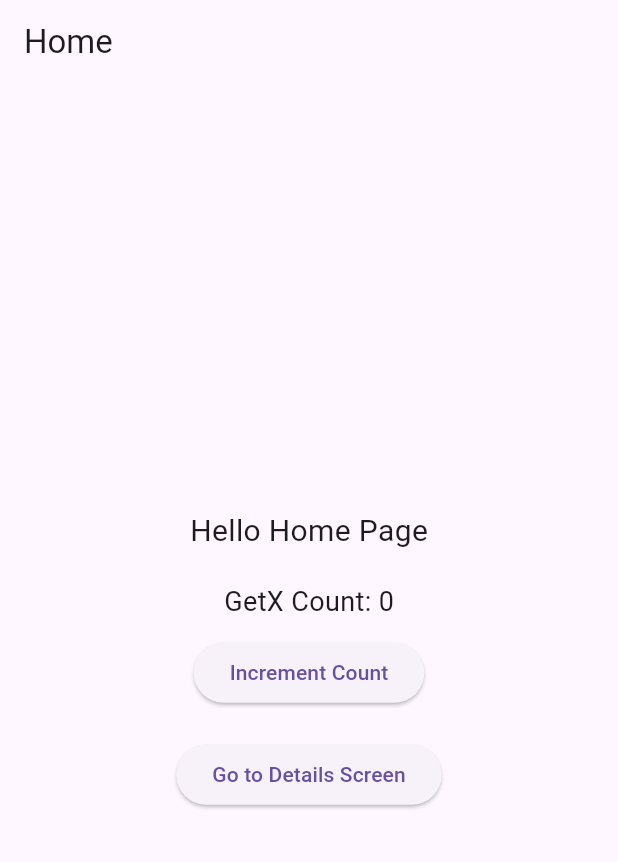
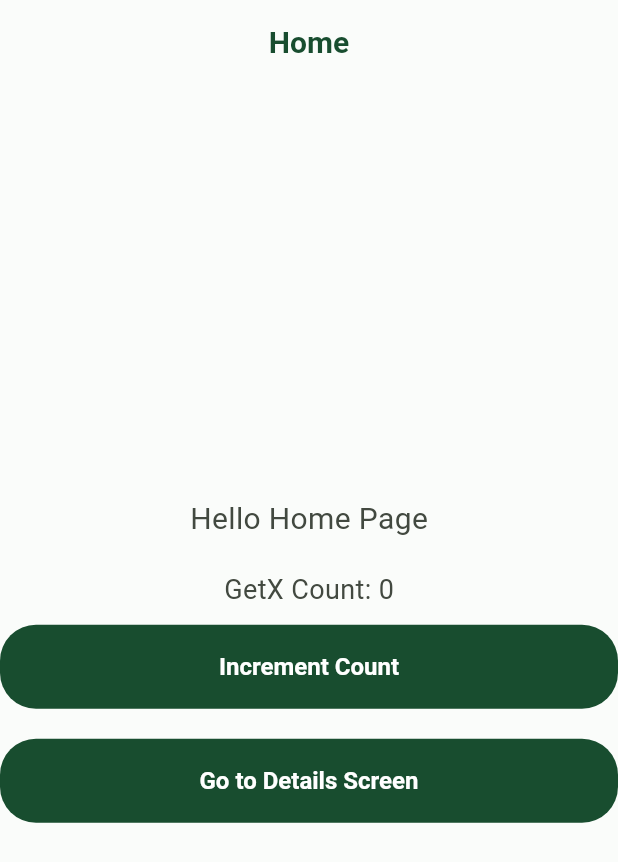
Before and after one commit to Yashgabani845/wellzy, a Flutter app: the screen it shows after launch, on a phone screen of 412 x 824 dp. Shown: the top 862 px of the screen. Run offline on Flutter 3.47's test engine with Material 3 defaults, Android fonts, the phone set to English and light mode, and no system bars; our stand-ins replace get, go_router; Roboto replaces fonts that are missing (Manrope).

Commit message:
theme files added

```diff
--- a/lib/main.dart
+++ b/lib/main.dart
@@ -1,5 +1,6 @@
 import 'package:flutter/material.dart';
 import 'package:healthify/routing/router.dart';
+import 'package:healthify/theme/theme.dart';
 
 void main() {
   runApp(const MyApp());
@@ -13,6 +14,7 @@ class MyApp extends StatelessWidget {
     return MaterialApp.router(
       title: 'Healthify',
       debugShowCheckedModeBanner: false,
+      theme: NutriTheme.lightTheme,
       routerConfig: appRouter,
     );
   }
--- /dev/null
+++ b/lib/theme/theme.dart
@@ -0,0 +1,158 @@
+import 'package:flutter/material.dart';
+
+
+class NutriTheme {
+  // Color Palette
+  static const Color primaryGreen = Color(0xFFA7E3A1);
+  static const Color darkForestGreen = Color(0xFF184D2F);
+  static const Color mintGreen = Color(0xFFE8F8E6);
+  static const Color surfaceBackground = Color(0xFFFAFCFA);
+  static const Color pureWhite = Color(0xFFFFFFFF);
+
+  // Semantic Colors
+  static const Color surfaceContainer = Color(0xFFE8F1E7);
+  static const Color onSurfaceVariant = Color(0xFF424940);
+  static const Color outline = Color(0xFF72796F);
+
+  // Design Tokens
+  static const double borderRadius = 24.0;
+  static const String fontFamily = 'Manrope';
+
+  static ThemeData get lightTheme {
+    return ThemeData(
+      useMaterial3: true,
+      brightness: Brightness.light,
+      colorScheme: ColorScheme.light(
+        primary: darkForestGreen,
+        onPrimary: pureWhite,
+        primaryContainer: primaryGreen,
+        onPrimaryContainer: darkForestGreen,
+        secondary: primaryGreen,
+        onSecondary: darkForestGreen,
+        surface: surfaceBackground,
+        onSurface: darkForestGreen,
+        surfaceContainer: surfaceContainer,
+        outline: outline,
+      ),
+      scaffoldBackgroundColor: surfaceBackground,
+      fontFamily: fontFamily,
+
+      textTheme: const TextTheme(
+        displayLarge: TextStyle(
+          fontFamily: fontFamily,
+          fontWeight: FontWeight.bold,
+          fontSize: 32,
+          color: darkForestGreen,
+          letterSpacing: -0.5,
+        ),
+        displayMedium: TextStyle(
+          fontFamily: fontFamily,
+          fontWeight: FontWeight.bold,
+          fontSize: 28,
+          color: darkForestGreen,
+        ),
+        headlineLarge: TextStyle(
+          fontFamily: fontFamily,
+          fontWeight: FontWeight.bold,
+          fontSize: 24,
+          color: darkForestGreen,
+        ),
+        headlineMedium: TextStyle(
+          fontFamily: fontFamily,
+          fontWeight: FontWeight.w600,
+          fontSize: 20,
+          color: darkForestGreen,
+        ),
+        bodyLarge: TextStyle(
+          fontFamily: fontFamily,
+          fontWeight: FontWeight.normal,
+          fontSize: 16,
+          color: darkForestGreen,
+        ),
+        bodyMedium: TextStyle(
+          fontFamily: fontFamily,
+          fontWeight: FontWeight.normal,
+          fontSize: 14,
+          color: onSurfaceVariant,
+        ),
+        labelLarge: TextStyle(
+          fontFamily: fontFamily,
+          fontWeight: FontWeight.w600,
+          fontSize: 14,
+          color: darkForestGreen,
+        ),
+      ),
+
+      cardTheme: CardThemeData(
+        color: pureWhite,
+        elevation: 2,
+        shadowColor: darkForestGreen.withValues(alpha: 0.1),
+        shape: RoundedRectangleBorder(
+          borderRadius: BorderRadius.circular(borderRadius),
+        ),
+        margin: const EdgeInsets.symmetric(vertical: 8, horizontal: 16),
+      ),
+
+      elevatedButtonTheme: ElevatedButtonThemeData(
+        style: ElevatedButton.styleFrom(
+          backgroundColor: darkForestGreen,
+          foregroundColor: pureWhite,
+          minimumSize: const Size(double.infinity, 56),
+          shape: RoundedRectangleBorder(
+            borderRadius: BorderRadius.circular(borderRadius),
+          ),
+          textStyle: const TextStyle(
+            fontFamily: fontFamily,
+            fontWeight: FontWeight.bold,
+            fontSize: 16,
+          ),
+          elevation: 0,
+        ),
+      ),
+
+      inputDecorationTheme: InputDecorationTheme(
+        filled: true,
+        fillColor: pureWhite,
+        contentPadding: const EdgeInsets.symmetric(horizontal: 24, vertical: 18),
+        border: OutlineInputBorder(
+          borderRadius: BorderRadius.circular(borderRadius),
+          borderSide: BorderSide.none,
+        ),
+        enabledBorder: OutlineInputBorder(
+          borderRadius: BorderRadius.circular(borderRadius),
+          borderSide: BorderSide.none,
+        ),
+        focusedBorder: OutlineInputBorder(
+          borderRadius: BorderRadius.circular(borderRadius),
+          borderSide: const BorderSide(color: primaryGreen, width: 2),
+        ),
+        hintStyle: TextStyle(
+          color: outline.withValues(alpha: 0.5),
+          fontFamily: fontFamily,
+        ),
+      ),
+
+      appBarTheme: const AppBarTheme(
+        backgroundColor: surfaceBackground,
+        elevation: 0,
+        centerTitle: true,
+        titleTextStyle: TextStyle(
+          fontFamily: fontFamily,
+          fontWeight: FontWeight.bold,
+          fontSize: 20,
+          color: darkForestGreen,
+        ),
+        iconTheme: IconThemeData(color: darkForestGreen),
+      ),
+
+      bottomNavigationBarTheme: const BottomNavigationBarThemeData(
+        backgroundColor: pureWhite,
+        selectedItemColor: darkForestGreen,
+        unselectedItemColor: outline,
+        type: BottomNavigationBarType.fixed,
+        selectedLabelStyle: TextStyle(fontFamily: fontFamily, fontWeight: FontWeight.w600),
+        unselectedLabelStyle: TextStyle(fontFamily: fontFamily),
+      ),
+    );
+  }
+}
```
